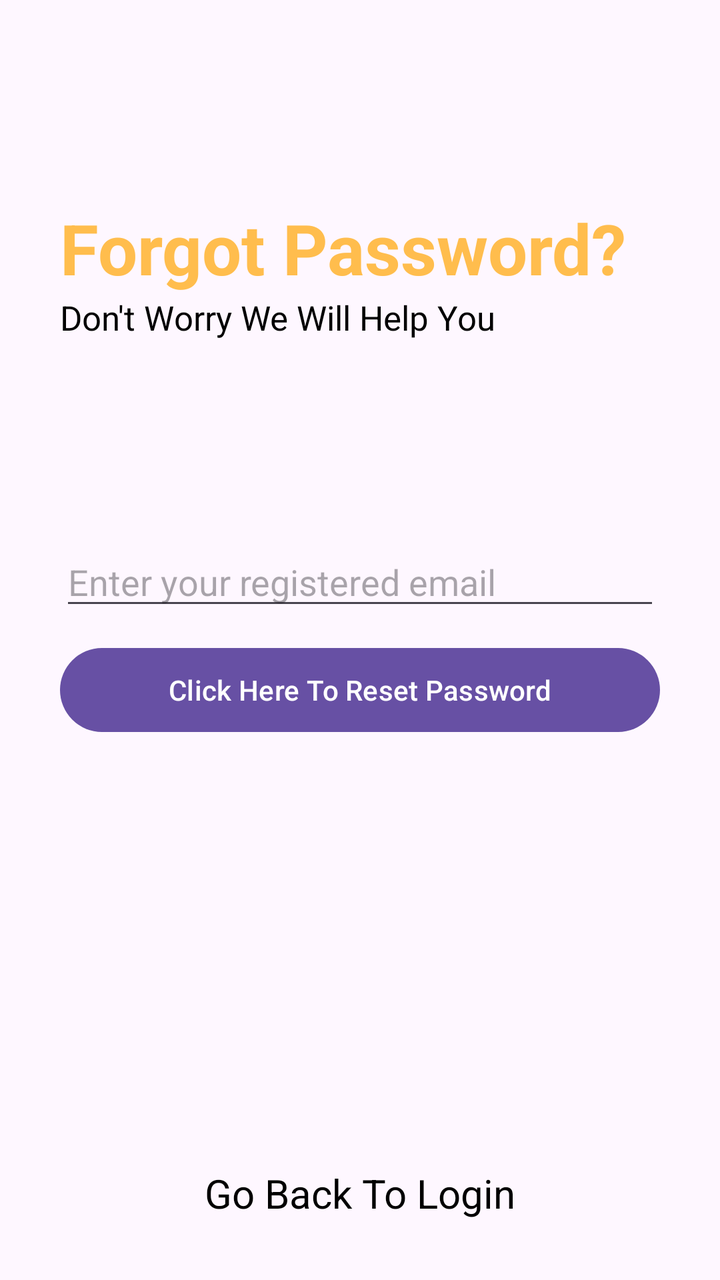
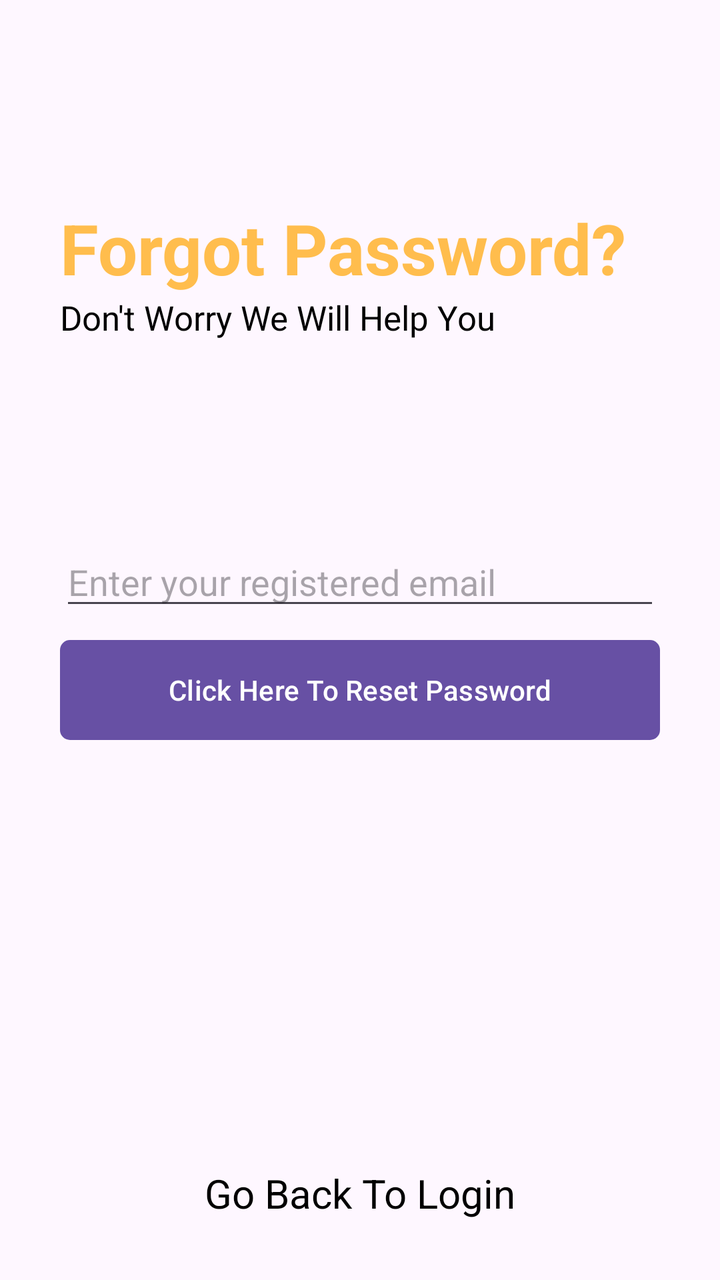

Two renders of the same Android screen: before a commit and after it. Below are the layout's source before the change and the commit's diff.
<!-- AndroidManifest.xml: application theme Theme.SmartNoteV2 -->
<!-- res/layout/activity_forgotpassword.xml -->
<?xml version="1.0" encoding="utf-8"?>
<RelativeLayout xmlns:android="http://schemas.android.com/apk/res/android"
    xmlns:app="http://schemas.android.com/apk/res-auto"
    xmlns:tools="http://schemas.android.com/tools"
    android:id="@+id/main"
    android:layout_width="match_parent"
    android:layout_height="match_parent"
    tools:context=".forgotpassword">


    <RelativeLayout
        android:layout_width="match_parent"
        android:layout_height="wrap_content"
        android:id="@+id/centerline3"
        android:layout_centerInParent="true">

    </RelativeLayout>

    <LinearLayout
        android:layout_width="match_parent"
        android:layout_height="wrap_content"
        android:layout_marginLeft="30dp"
        android:layout_marginRight="30dp"
        android:layout_above="@+id/centerline3"
        android:layout_marginBottom="150dp"
        android:orientation="vertical">

        <TextView
            android:layout_width="match_parent"
            android:layout_height="wrap_content"
            android:text="Forgot Password?"
            android:textSize="35sp"
            android:textColor="#FFBD4D"
            android:textStyle="bold"/>
        <TextView
            android:layout_width="match_parent"
            android:layout_height="wrap_content"
            android:text="Don't Worry We Will Help You"
            android:textSize="17sp"
            android:textColor="@color/black"/>

    </LinearLayout>

    <EditText
        android:layout_width="match_parent"
        android:layout_height="wrap_content"
        android:layout_marginLeft="30dp"
        android:layout_marginRight="30dp"
        android:layout_above="@+id/centerline3"
        android:hint="Enter your registered email"
        android:id="@+id/forgot_password"
        android:layout_marginBottom="10dp"/>

    <Button
        android:layout_width="match_parent"
        android:layout_height="50dp"
        android:text="Click Here To Reset Password"
        android:id="@+id/passwordrecoverbutton"
        android:layout_below="@id/centerline3"
        android:layout_marginLeft="30dp"
        android:layout_marginRight="30dp"/>

    <TextView
        android:layout_width="match_parent"
        android:layout_height="wrap_content"
        android:layout_alignParentBottom="true"
        android:text="Go Back To Login"
        android:textSize="20sp"
        android:textColor="@color/black"
        android:textAlignment="center"
        android:layout_marginBottom="30dp"
        android:id="@+id/gobacktologin"/>


</RelativeLayout>
<!-- resources referenced by this layout -->
<resources>
  <color name="black">#FF000000</color>
  <style name="Theme.SmartNoteV2" parent="Base.Theme.SmartNoteV2" />
  <style name="Base.Theme.SmartNoteV2" parent="Theme.Material3.DayNight.NoActionBar">
          
          
      </style>
</resources>

<!-- the commit's change to res/layout/activity_forgotpassword.xml (unified diff, before → after) -->
@@ -58,7 +58,8 @@
         android:id="@+id/passwordrecoverbutton"
         android:layout_below="@id/centerline3"
         android:layout_marginLeft="30dp"
-        android:layout_marginRight="30dp"/>
+        android:layout_marginRight="30dp"
+        android:background="@drawable/button_design"/>
 
     <TextView
         android:layout_width="match_parent"
<!-- resource entries referenced after the edit -->
@@ -1,6 +1,12 @@
 <!-- resources referenced by this layout -->
 <resources>
   <color name="black">#FF000000</color>
+  <!-- drawable button_design (drawable) -->
+  <?xml version="1.0" encoding="utf-8"?>
+  <shape xmlns:android="http://schemas.android.com/apk/res/android">
+      <solid android:color="#6886c5" />
+      <corners android:radius="5dp" />
+  </shape>
   <style name="Theme.SmartNoteV2" parent="Base.Theme.SmartNoteV2" />
   <style name="Base.Theme.SmartNoteV2" parent="Theme.Material3.DayNight.NoActionBar">
           
